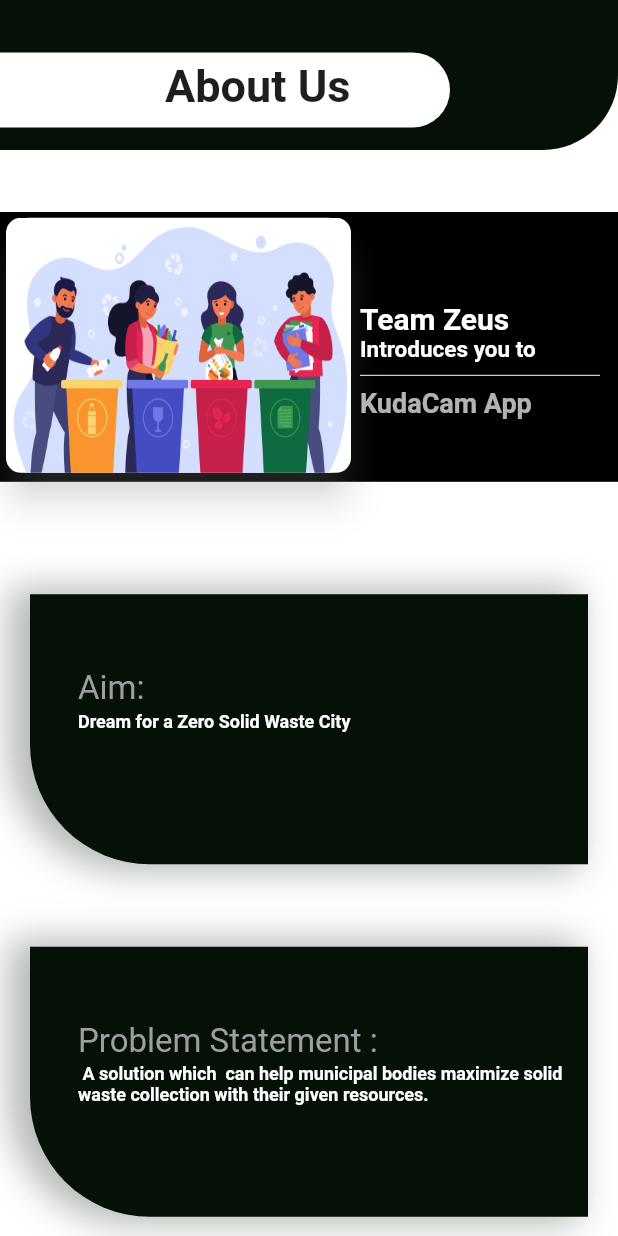
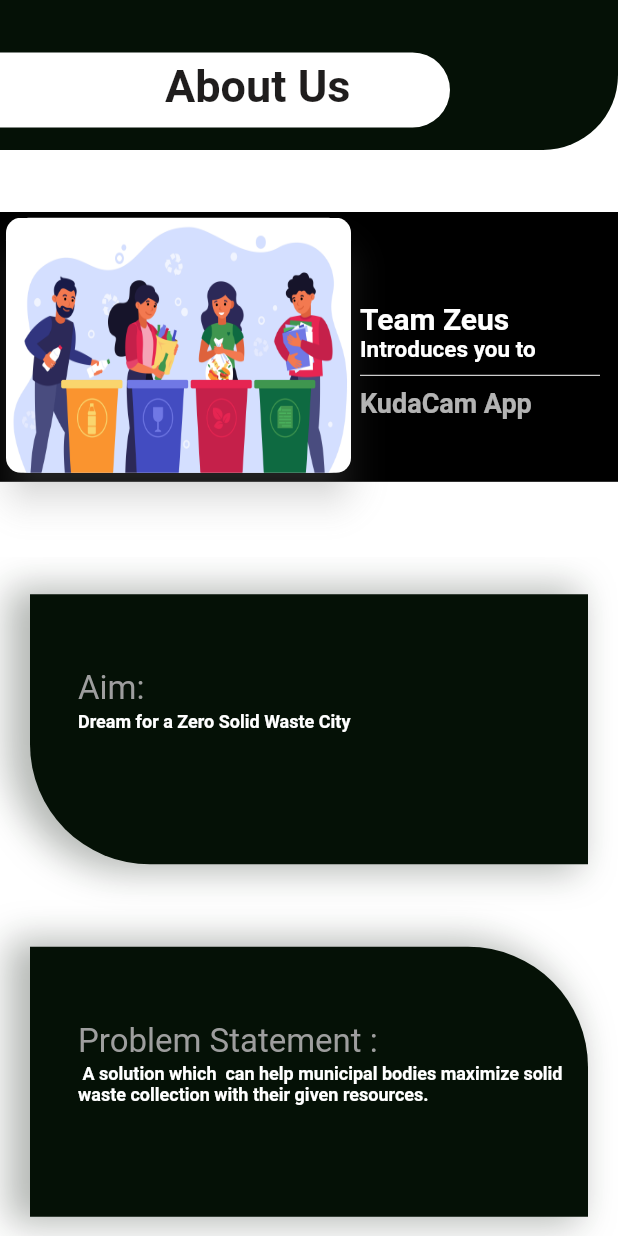
Before and after one commit to jaydip-pawar/Clean_Me-User_App, a Flutter app: the screen it shows after launch, on a phone screen of 412 x 824 dp. Run offline on Flutter 3.47's test engine with Material 2 defaults, Android fonts, the phone set to English and light mode, and no system bars; our stand-ins replace cloud_firestore, email_validator, firebase_auth, firebase_core, flutter_easyloading, geolocator and 3 more; missing offline and left inert: geocode; accounts and stored records are empty; Roboto replaces fonts that are missing (Netverbatim).

Commit message:
Quick Fix

```diff
--- a/lib/popup_menuitems/about_us.dart
+++ b/lib/popup_menuitems/about_us.dart
@@ -195,7 +195,7 @@ class _AboutUsState extends State<AboutUs> {
                       decoration: BoxDecoration(
                         color: Color(0xFF051106),
                         borderRadius: const BorderRadius.only(
-                          bottomLeft: Radius.circular(80.0),
+                          topRight: Radius.circular(80.0),
                         ),
                         boxShadow: [
                           BoxShadow(
@@ -241,7 +241,7 @@ class _AboutUsState extends State<AboutUs> {
                       decoration: BoxDecoration(
                         color: Color(0xFF051106),
                         borderRadius: const BorderRadius.only(
-                          bottomLeft: Radius.circular(80.0),
+                          topRight: Radius.circular(80.0),
                         ),
                         boxShadow: [
                           BoxShadow(
@@ -288,7 +288,7 @@ class _AboutUsState extends State<AboutUs> {
                       decoration: BoxDecoration(
                         color: Color(0xFF051106),
                         borderRadius: const BorderRadius.only(
-                          bottomLeft: Radius.circular(80.0),
+                          topRight: Radius.circular(80.0),
                         ),
                         boxShadow: [
                           BoxShadow(
```
